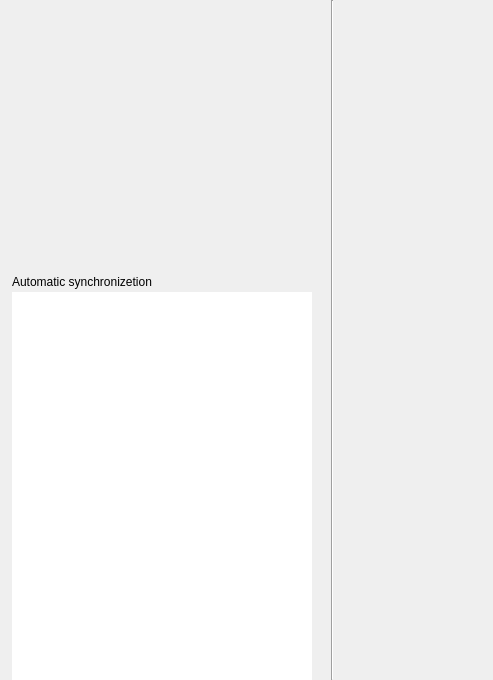
Above: plugins/timedate/src/kiran-timedate-widget.ui from openeuler-mirror/kiran-control-panel before the change; both pictures show x 0 to 493 and y 0 to 680 of the 967 by 680 pixel window. Below: the same form after it.
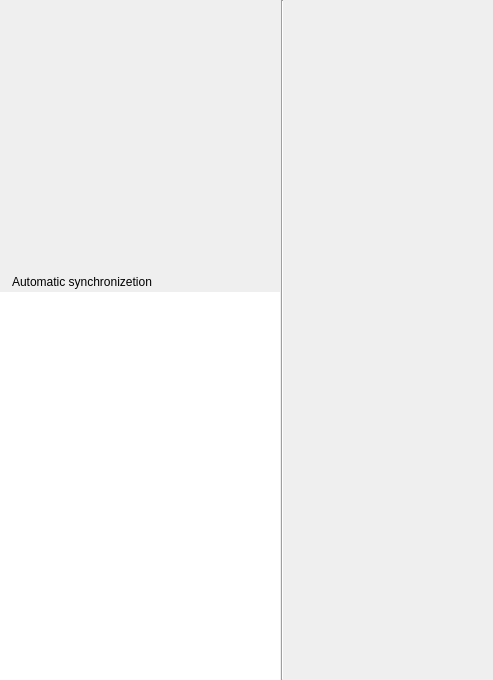
That is the form after the change. Custom widgets are drawn as their Qt base class.

Commit message:
refactor(*): update kiran-cpanel-timedate style
- 更新日期时间风格样式

Patch:
```diff
--- a/plugins/timedate/src/kiran-timedate-widget.ui
+++ b/plugins/timedate/src/kiran-timedate-widget.ui
@@ -42,13 +42,13 @@
      </property>
      <property name="minimumSize">
       <size>
-       <width>330</width>
+       <width>280</width>
        <height>0</height>
       </size>
      </property>
      <property name="maximumSize">
       <size>
-       <width>330</width>
+       <width>280</width>
        <height>16777215</height>
       </size>
      </property>
@@ -60,13 +60,13 @@
        <number>0</number>
       </property>
       <property name="leftMargin">
-       <number>12</number>
+       <number>0</number>
       </property>
       <property name="topMargin">
        <number>40</number>
       </property>
       <property name="rightMargin">
-       <number>22</number>
+       <number>0</number>
       </property>
       <property name="bottomMargin">
        <number>0</number>
@@ -146,6 +146,22 @@
          <property name="bottomMargin">
           <number>0</number>
          </property>
+         <item>
+          <spacer name="horizontalSpacer_2">
+           <property name="orientation">
+            <enum>Qt::Horizontal</enum>
+           </property>
+           <property name="sizeType">
+            <enum>QSizePolicy::Fixed</enum>
+           </property>
+           <property name="sizeHint" stdset="0">
+            <size>
+             <width>12</width>
+             <height>20</height>
+            </size>
+           </property>
+          </spacer>
+         </item>
          <item>
           <widget class="QLabel" name="label_autoSync">
            <property name="styleSheet">
@@ -175,20 +191,20 @@
       <item alignment="Qt::AlignHCenter">
        <widget class="KiranSidebarWidget" name="tabList">
         <property name="sizePolicy">
-         <sizepolicy hsizetype="MinimumExpanding" vsizetype="Expanding">
+         <sizepolicy hsizetype="Fixed" vsizetype="Expanding">
           <horstretch>0</horstretch>
           <verstretch>0</verstretch>
          </sizepolicy>
         </property>
         <property name="minimumSize">
          <size>
-          <width>300</width>
+          <width>280</width>
           <height>300</height>
          </size>
         </property>
         <property name="maximumSize">
          <size>
-          <width>300</width>
+          <width>280</width>
           <height>16777215</height>
          </size>
         </property>
@@ -201,12 +217,6 @@
         <property name="frameShadow">
          <enum>QFrame::Plain</enum>
         </property>
-        <property name="autoScrollMargin">
-         <number>16</number>
-        </property>
-        <property name="spacing">
-         <number>12</number>
-        </property>
        </widget>
       </item>
      </layout>
```
The commit also changes 11 other files.
